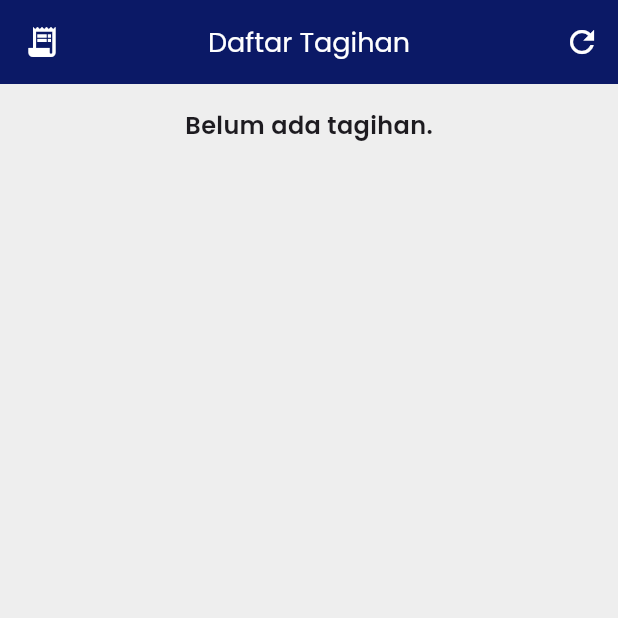
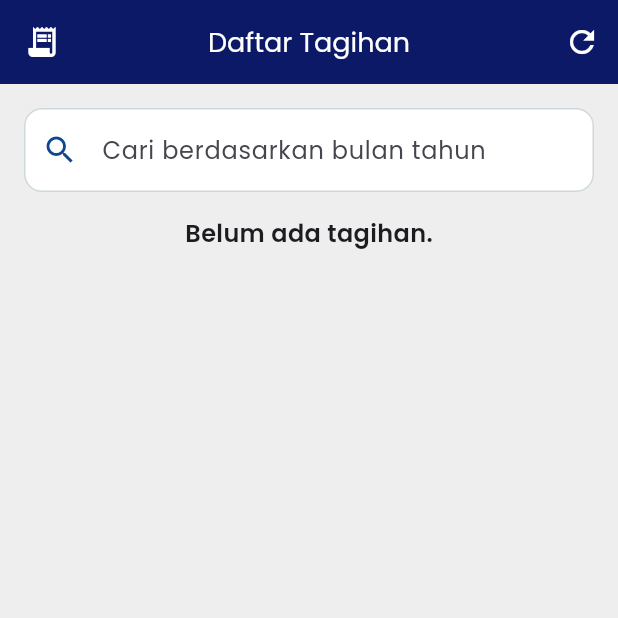
Before and after one commit to Arafian01/Flutter-Project, a Flutter app: the TagihanUserPage screen opened directly, on a phone screen of 412 x 824 dp, the top half of it. Run offline on Flutter 3.47's test engine with Material 3 defaults, Android fonts, the phone set to English and light mode, and no system bars; our stand-ins replace flutter_secure_storage, flutter_staggered_animations, google_fonts, image_picker, open_file, pdf and 1 more; missing offline and left inert: dart_frog, postgres; accounts and stored records are empty.

Commit message:
Update tagihan_user_page.dart

```diff
--- a/project_wifi/lib/pages/user/tagihan/tagihan_user_page.dart
+++ b/project_wifi/lib/pages/user/tagihan/tagihan_user_page.dart
@@ -27,11 +27,16 @@ class TagihanUserPage extends StatefulWidget {
 
 class _TagihanUserPageState extends State<TagihanUserPage> {
   late Future<List<Tagihan>> _future;
+  final _searchCtrl = TextEditingController();
+  String _searchQuery = '';
 
   @override
   void initState() {
     super.initState();
     _loadTagihan();
+    _searchCtrl.addListener(() {
+      setState(() => _searchQuery = _searchCtrl.text.toLowerCase());
+    });
   }
 
   void _loadTagihan() {
@@ -168,7 +173,22 @@ class _TagihanUserPageState extends State<TagihanUserPage> {
           padding: EdgeInsets.all(16),
           child: Container(
             constraints: BoxConstraints(maxWidth: 400),
-            child: FutureBuilder<List>(
+            child: Column(
+              children: [
+                TextField(
+                  controller: _searchCtrl,
+                  decoration: InputDecoration(
+                    labelText: 'Cari berdasarkan bulan tahun',
+                    prefixIcon: Icon(Icons.search, color: AppColors.secondaryBlue),
+                    border: OutlineInputBorder(
+                      borderRadius: BorderRadius.circular(12),
+                    ),
+                    filled: true,
+                    fillColor: AppColors.white,
+                  ),
+                ),
+                SizedBox(height: 16),
+                FutureBuilder<List>(
                   future: _future,
                   builder: (ctx, snap) {
                     if (snap.connectionState == ConnectionState.waiting) {
@@ -181,17 +201,32 @@ class _TagihanUserPageState extends State<TagihanUserPage> {
                     if (list.isEmpty) {
                       return Center(child: Text('Belum ada tagihan.', style: TextStyle(fontSize: 16, fontWeight: FontWeight.w600)));
                     }
+                    final filteredList = list.where((t) {
+                      final monthYear = formatBulanTahunFromInt(t.bulan, t.tahun).toLowerCase();
+                      return monthYear.contains(_searchQuery);
+                    }).toList();
+                    if (filteredList.isEmpty) {
+                      return Center(child: Text('Tagihan tidak ditemukan.', style: TextStyle(fontSize: 16)));
+                    }
                     return ListView.builder(
                       shrinkWrap: true,
                       physics: NeverScrollableScrollPhysics(),
-                  itemCount: list.length,
-                  itemBuilder: (ctx, i) => _buildTagihanCard(list[i], i),
+                      itemCount: filteredList.length,
+                      itemBuilder: (ctx, i) => _buildTagihanCard(filteredList[i], i),
                     );
                   },
+                ),
+              ],
             ),
           ),
         ),
       ),
     );
   }
+
+  @override
+  void dispose() {
+    _searchCtrl.dispose();
+    super.dispose();
   }
+}
```
Lines whose indentation alone changed are shown as unchanged.
